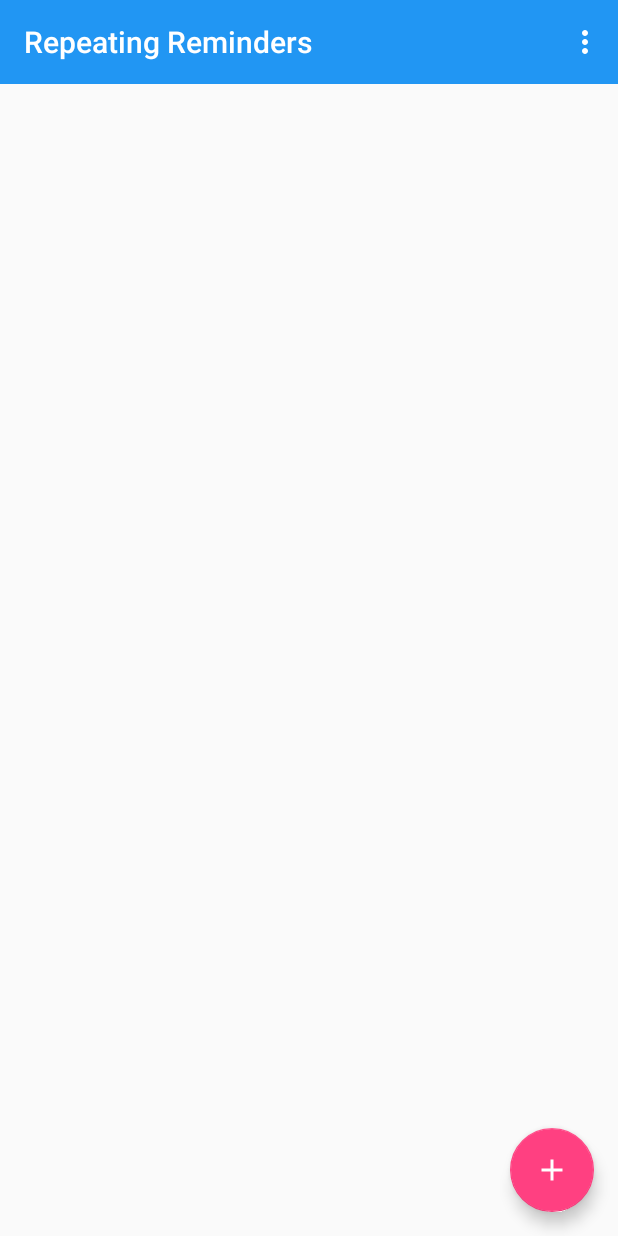
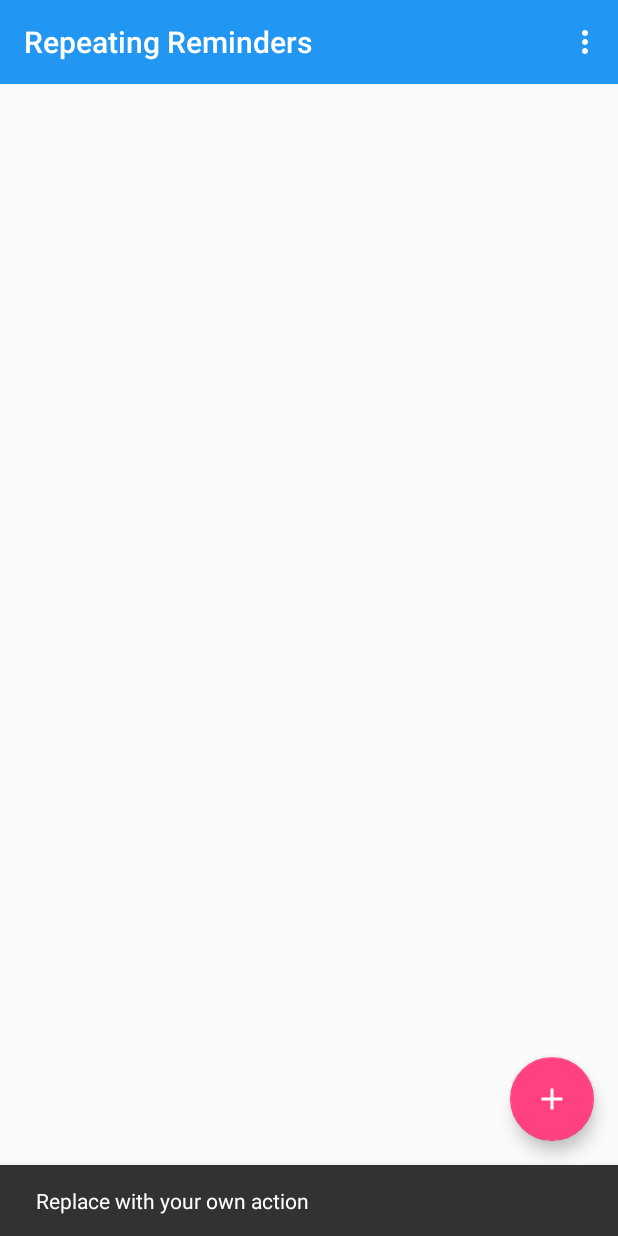
Before and after one commit to YashdalfTheGray/RepeatingReminders, an Android app: the screen it shows after launch (MainActivity), in the options menu, after a tap on "Settings", on a phone screen of 412 x 824 dp. Run offline under Robolectric (Android 15) with nearby library versions, the phone set to English and light mode, and no system bars.

Commit message:
added a click listener for the settings button in the menu

```diff
--- a/app/src/main/java/com/yashdalfthegray/repeatingreminders/MainActivity.java
+++ b/app/src/main/java/com/yashdalfthegray/repeatingreminders/MainActivity.java
@@ -45,6 +45,7 @@ public class MainActivity extends AppCompatActivity {
 
         //noinspection SimplifiableIfStatement
         if (id == R.id.action_settings) {
+            Snackbar.make(findViewById(R.id.main_app_view), "Replace with your own action", Snackbar.LENGTH_LONG).setAction("Action", null).show();
             return true;
         }
 
```
